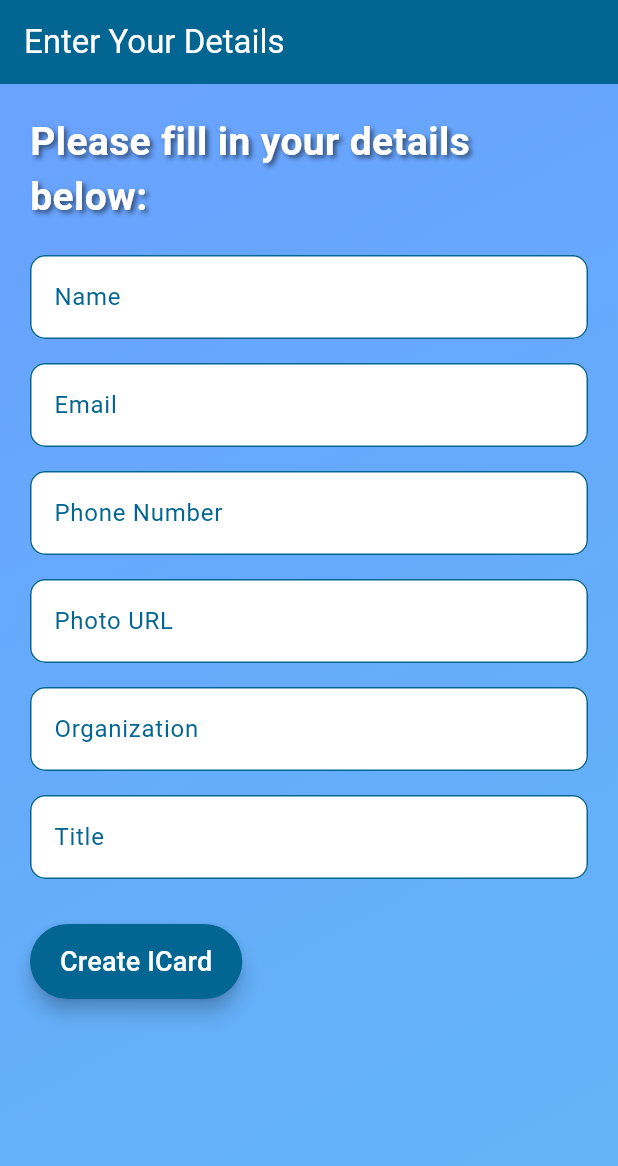
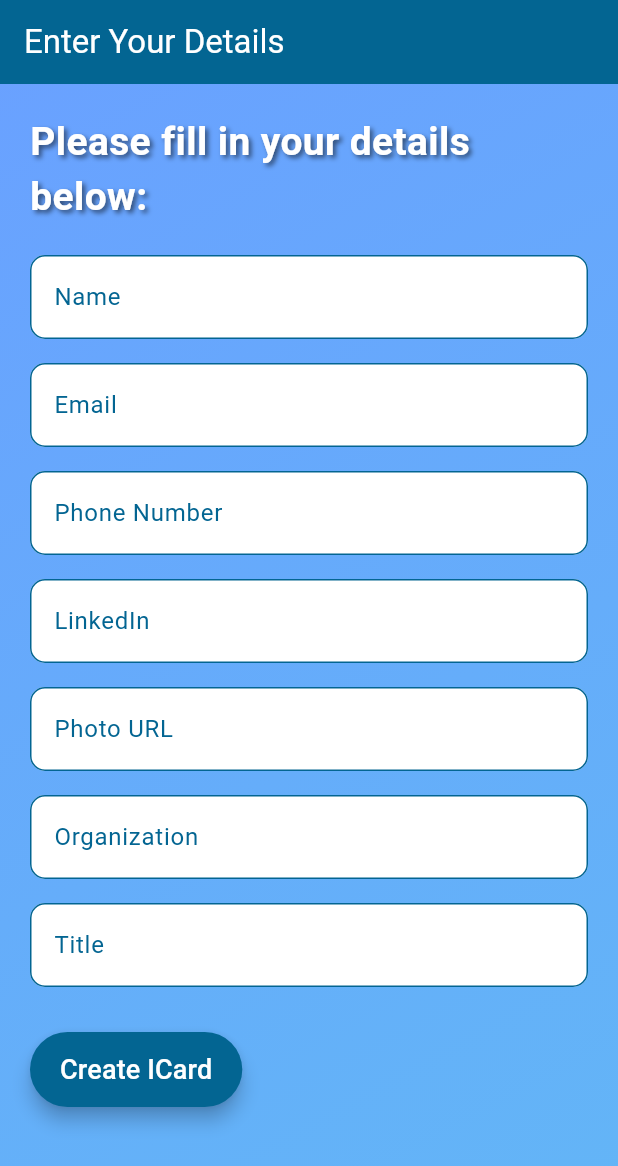
Before and after one commit to Anjalithapaa/ConnectMe, a Flutter app: the FormPage screen opened directly, on a phone screen of 412 x 824 dp. Shown: the top 1166 px of the screen. Run offline on Flutter 3.47's test engine with Material 3 defaults, Android fonts, the phone set to English and light mode, and no system bars; our stand-ins replace cloud_firestore, firebase_auth, firebase_core, font_awesome_flutter, qr_flutter; missing offline and left inert: qr_code_scanner; accounts and stored records are empty; generated files the repository leaves out were written again; network calls fail.

Commit message:
Added LinkedIn in forms field and rendered it, added hyperlinks to email, phone

```diff
--- a/lib/form_page.dart
+++ b/lib/form_page.dart
@@ -13,6 +13,7 @@ class _FormPageState extends State<FormPage> {
   String name = '';
   String email = '';
   String phone = '';
+  String linkedIn = '';
   String photoUrl = '';
   String title = '';
   String organization = '';
@@ -32,7 +33,8 @@ class _FormPageState extends State<FormPage> {
 
     if (user != null) {
       // Fetch user data from Firestore
-      DocumentSnapshot doc = await _firestore.collection('users').doc(user.uid).get();
+      DocumentSnapshot doc =
+          await _firestore.collection('users').doc(user.uid).get();
       if (doc.exists) {
         // Populate the fields with existing data
         setState(() {
@@ -42,6 +44,7 @@ class _FormPageState extends State<FormPage> {
           photoUrl = doc['photoUrl'];
           title = doc['title'];
           organization = doc['organization'];
+          linkedIn = doc['linkedIn'] ?? '';
         });
       }
     }
@@ -56,6 +59,7 @@ class _FormPageState extends State<FormPage> {
         'name': name,
         'email': email,
         'phone': phone,
+        'linkedIn': linkedIn, // Save LinkedIn data
         'photoUrl': photoUrl,
         'title': title,
         'organization': organization,
@@ -129,7 +133,8 @@ class _FormPageState extends State<FormPage> {
                   });
                 }),
                 const SizedBox(height: 16),
-                _buildTextField('Phone Number', 'Enter your phone number', (value) {
+                _buildTextField('Phone Number', 'Enter your phone number',
+                    (value) {
                   if (value == null || value.isEmpty) {
                     return 'Please enter your phone number';
                   }
@@ -137,6 +142,17 @@ class _FormPageState extends State<FormPage> {
                 }, (value) {
                   setState(() {
                     phone = value;
+                  });
+                }),
+                const SizedBox(height: 16),
+                _buildTextField('LinkedIn', 'Enter LinkedIn URL', (value) {
+                  if (value == null || value.isEmpty) {
+                    return 'Please enter your LinkedIn URL';
+                  }
+                  return null;
+                }, (value) {
+                  setState(() {
+                    linkedIn = value;
                   });
                 }),
                 const SizedBox(height: 16),
@@ -151,7 +167,8 @@ class _FormPageState extends State<FormPage> {
                   });
                 }),
                 const SizedBox(height: 16),
-                _buildTextField('Organization', 'Enter your organization', (value) {
+                _buildTextField('Organization', 'Enter your organization',
+                    (value) {
                   if (value == null || value.isEmpty) {
                     return 'Please Enter your Organization';
                   }
@@ -187,6 +204,7 @@ class _FormPageState extends State<FormPage> {
                             photoUrl: photoUrl,
                             organization: organization,
                             title: title,
+                            linkedIn: linkedIn,
                           ),
                         ),
                       );
@@ -197,7 +215,8 @@ class _FormPageState extends State<FormPage> {
                     style: TextStyle(fontSize: 18),
                   ),
                   style: ElevatedButton.styleFrom(
-                    backgroundColor: const Color.fromARGB(255, 3, 101, 146), // Button color
+                    backgroundColor:
+                        const Color.fromARGB(255, 3, 101, 146), // Button color
                     foregroundColor: Colors.white,
                     shape: RoundedRectangleBorder(
                       borderRadius: BorderRadius.circular(30),
@@ -215,7 +234,8 @@ class _FormPageState extends State<FormPage> {
     );
   }
 
-  Widget _buildTextField(String label, String hint, FormFieldValidator<String>? validator, ValueChanged<String>? onChanged) {
+  Widget _buildTextField(String label, String hint,
+      FormFieldValidator<String>? validator, ValueChanged<String>? onChanged) {
     return TextFormField(
       decoration: InputDecoration(
         labelText: label,
--- a/lib/main.dart
+++ b/lib/main.dart
@@ -66,6 +66,7 @@ class AuthChecker extends StatelessWidget {
                       photoUrl: userData['photoUrl'] ?? '',
                       organization: userData['organization'] ?? '',
                       title: userData['title'] ?? '',
+                      linkedIn:userData['linkedIn']?? ''
                     );
                   } else {
                     return FormPage();
@@ -322,6 +323,7 @@ class AuthenticatedHomePage extends StatelessWidget {
                                 photoUrl: userData['photoUrl'] ?? '',
                                 organization: userData['organization'] ?? '',
                                 title: userData['title'] ?? '',
+                                linkedIn: userData ['linkedIn'] ?? '',
                               );
                             }
                             return const Center(
--- a/lib/qr_scanner.dart
+++ b/lib/qr_scanner.dart
@@ -43,6 +43,7 @@ class _QRScannerScreenState extends State<QRScannerScreen> {
               photoUrl: decodedData['photoUrl'],
               organization: decodedData['organization'],
               title: decodedData['title'],
+              linkedIn: decodedData['linkedIn'],
             ),
           ),
         );
--- a/lib/qrcode.dart
+++ b/lib/qrcode.dart
@@ -1,11 +1,13 @@
 import 'dart:convert';
 import 'package:flutter/material.dart';
 import 'package:qr_flutter/qr_flutter.dart';
+
 
 class QRCodeScreen extends StatelessWidget {
   final String name;
   final String email;
   final String phone;
+  final String linkedIn;
   final String photoUrl;
   final String organization;
   final String title;
@@ -18,6 +20,7 @@ class QRCodeScreen extends StatelessWidget {
     required this.photoUrl,
     required this.organization,
     required this.title,
+    required this.linkedIn,
   }) : super(key: key);
 
   @override
@@ -27,9 +30,11 @@ class QRCodeScreen extends StatelessWidget {
         "name=${Uri.encodeComponent(name)}"
         "&email=${Uri.encodeComponent(email)}"
         "&phone=${Uri.encodeComponent(phone)}"
+        "&linkedIn=${Uri.encodeComponent(linkedIn)}"
         "&photoUrl=${Uri.encodeComponent(photoUrl)}"
         "&organization=${Uri.encodeComponent(organization)}"
         "&title=${Uri.encodeComponent(title)}";
+
 
     return Scaffold(
       appBar: AppBar(
--- a/pubspec.yaml
+++ b/pubspec.yaml
@@ -40,6 +40,8 @@ dependencies:
   firebase_core: ^3.6.0
   firebase_auth: ^5.3.1
   cloud_firestore: ^5.4.4
+  url_launcher: ^6.3.1
+  font_awesome_flutter: ^10.0.0
 
 
 dev_dependencies:
```
Also changed, not shown: lib/business_card.dart (+57 -35 lines), pubspec.lock, 5 other files.
